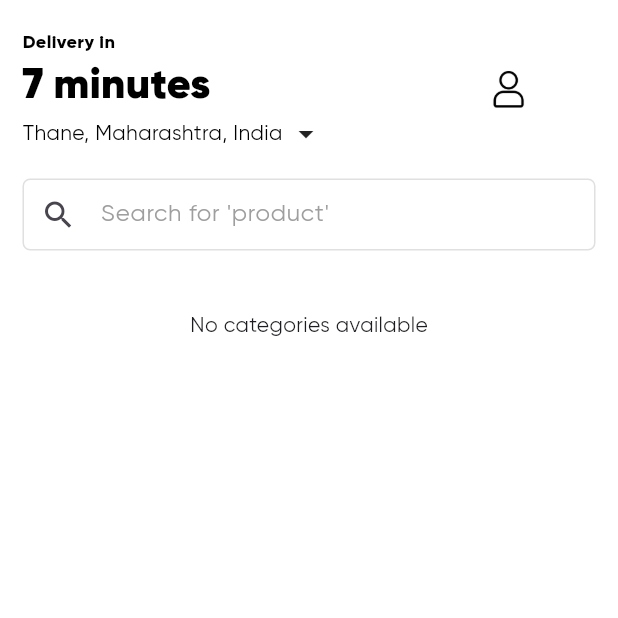
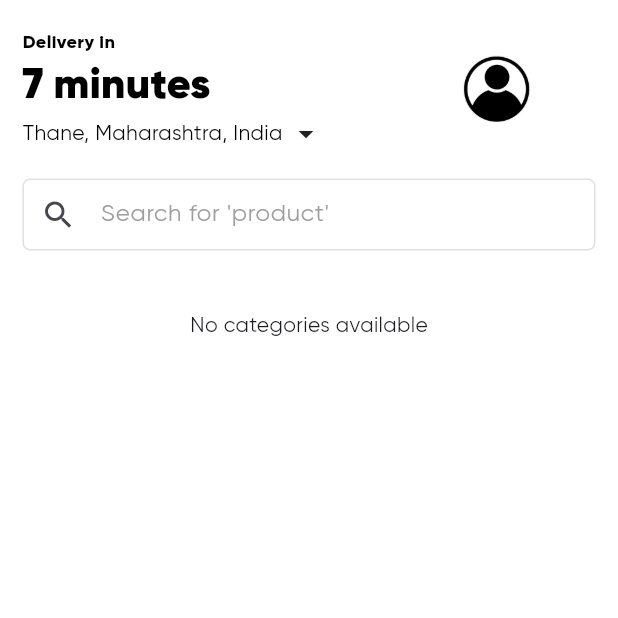
Before and after one commit to KodeInnovate-WorkSpace/delivery-app, a Flutter app: the screen it shows after launch, on a phone screen of 412 x 824 dp, the top half of it. Run offline on Flutter 3.47's test engine with Material 3 defaults, Android fonts, the phone set to English and light mode, and no system bars; our stand-ins replace cloud_firestore, connectivity_plus, firebase_auth, firebase_core, geocoding, geolocator and 2 more; accounts and stored records are empty.

Commit message:
Add: New profile image asset

```diff
--- a/lib/screens/categories_screen.dart
+++ b/lib/screens/categories_screen.dart
@@ -363,7 +363,7 @@ class CategoryScreenState extends State<CategoryScreen> {
         children: [
           Container(
             width: 80,
-            color: Colors.amberAccent, // Set background color of navbar
+            color: Color(0xffeaf1fc), // Set background color of navbar
             child: ListView.builder(
               itemCount: 4, // Add 1 for the "Categories" text
               itemBuilder: (context, index) {
--- a/lib/screens/home_screen.dart
+++ b/lib/screens/home_screen.dart
@@ -63,7 +63,7 @@ class HomeScreenState extends State<HomeScreen> {
                     ],
                   ),
                   const SizedBox(
-                    width: 110,
+                    width: 90,
                   ),
                   GestureDetector(
                     onTap: () {
@@ -74,9 +74,9 @@ class HomeScreenState extends State<HomeScreen> {
                       );
                     },
                     child: Image.asset(
-                      "assets/images/people.png",
-                      width: 26,
-                      height: 26,
+                      "assets/images/profile_photo.png",
+                      width: 50,
+                      height: 50,
                     ),
                   ),
                 ],
```
